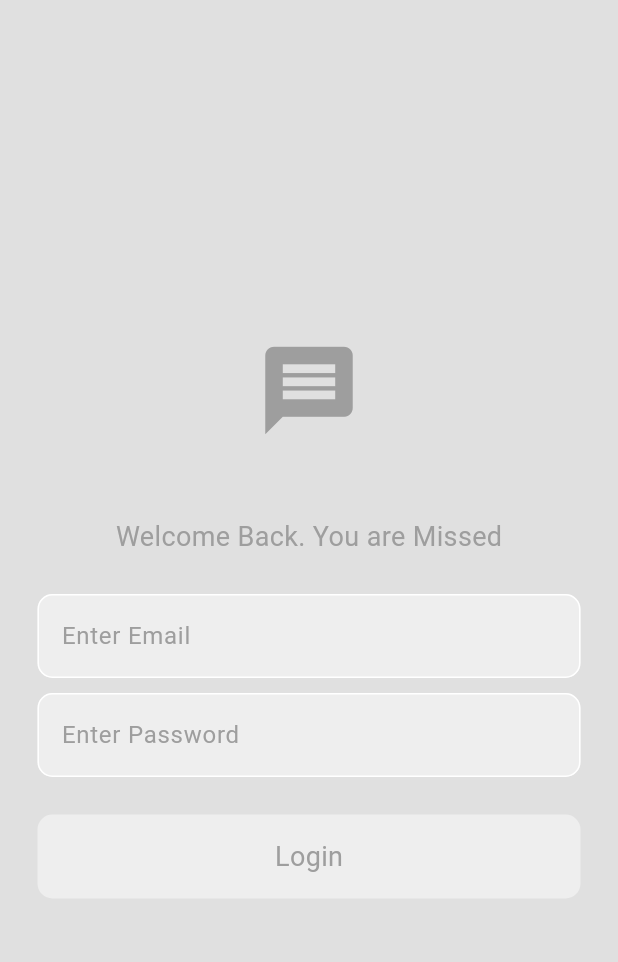
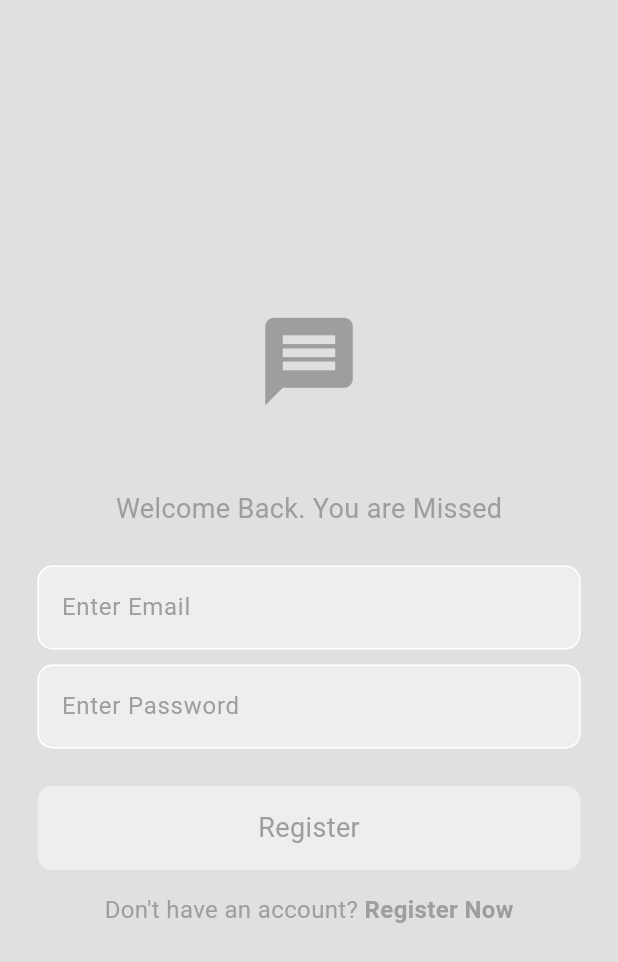
Before and after one commit to WinterBoii/flutter_chat_app, a Flutter app: the screen it shows after launch, on a phone screen of 412 x 824 dp. Shown: the top 962 px of the screen. Run offline on Flutter 3.47's test engine with Material 3 defaults, Android fonts, the phone set to English and light mode, and no system bars.

Commit message:
update login page

```diff
--- a/lib/pages/login_page.dart
+++ b/lib/pages/login_page.dart
@@ -1,4 +1,5 @@
 import 'package:flutter/material.dart';
+import 'package:flutter/widgets.dart';
 import 'package:flutter_chat_app/components/my_button.dart';
 import 'package:flutter_chat_app/components/my_textfield.dart';
 
@@ -9,7 +10,13 @@ class LoginPage extends StatelessWidget {
   // password controller
   final TextEditingController _passwordController = TextEditingController();
 
-  LoginPage({super.key});
+  final Function()? onTap;
+
+  LoginPage({super.key, required this.onTap});
+
+  void login() {
+    // TODO: implement onTap
+  }
 
   @override
   Widget build(BuildContext context) {
@@ -65,11 +72,39 @@ class LoginPage extends StatelessWidget {
             ),
 
             // login button
-            const MyButton(
-              text: 'Login',
-            )
+            MyButton(
+              text: 'Register',
+              onTap: login,
+            ),
+
+            const SizedBox(
+              height: 15,
+            ),
 
             // register now
+            Row(
+              mainAxisAlignment: MainAxisAlignment.center,
+              children: [
+                Text(
+                  'Don\'t have an account? ',
+                  style: TextStyle(
+                    color: Theme.of(context).colorScheme.primary,
+                    fontSize: 16,
+                  ),
+                ),
+                GestureDetector(
+                  onTap: onTap,
+                  child: Text(
+                    'Register Now',
+                    style: TextStyle(
+                      color: Theme.of(context).colorScheme.primary,
+                      fontSize: 16,
+                      fontWeight: FontWeight.bold,
+                    ),
+                  ),
+                ),
+              ],
+            ),
           ],
         ),
       ),
```
